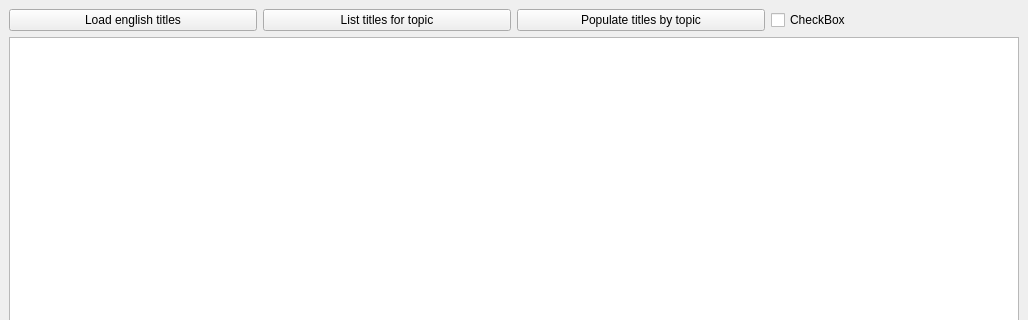
Before: the Qt Designer form mainwindow.ui in stoyan-shopov/qlg, drawn with Qt 5; both pictures show x 0 to 1028 and y 0 to 320 of the 1028 by 721 pixel window.
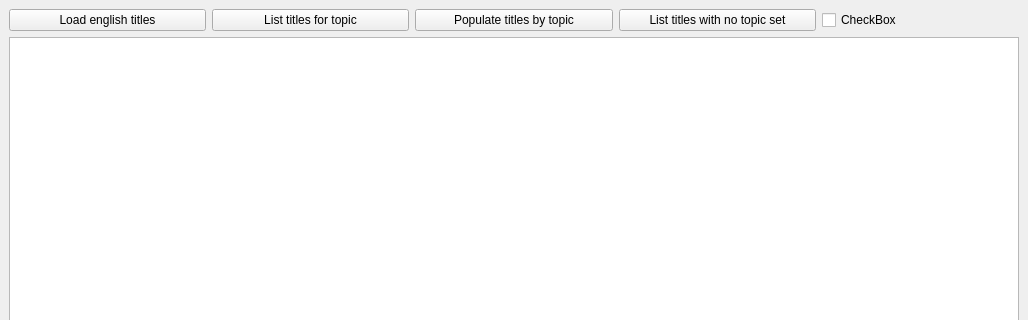
After: the same form once the commit is applied.

```diff
--- a/mainwindow.ui
+++ b/mainwindow.ui
@@ -44,6 +44,13 @@
         </property>
        </widget>
       </item>
+      <item>
+       <widget class="QPushButton" name="pushButtonListTitlesWithNoTopic">
+        <property name="text">
+         <string>List titles with no topic set</string>
+        </property>
+       </widget>
+      </item>
       <item>
        <widget class="QCheckBox" name="checkBox">
         <property name="text">
```
